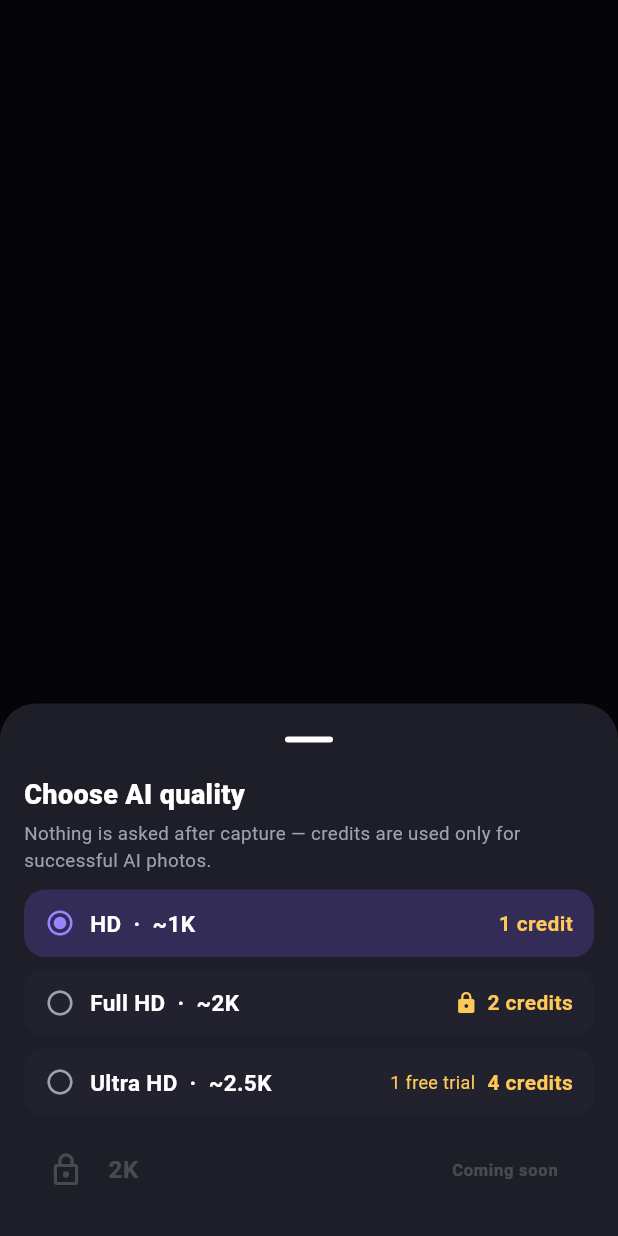
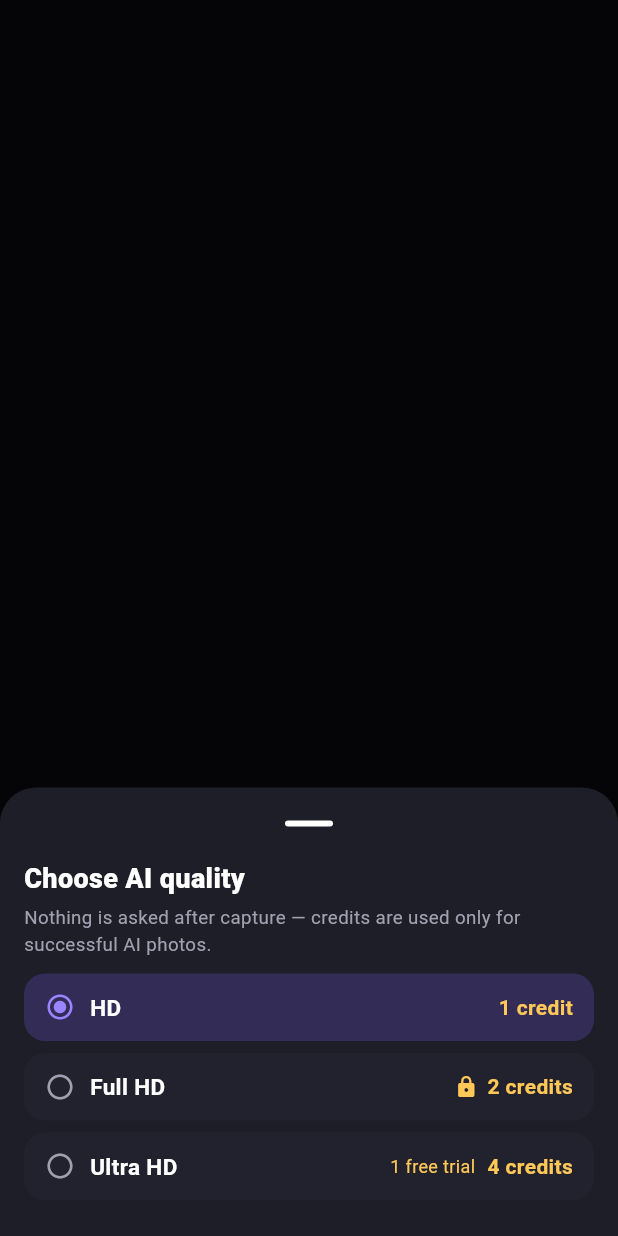
Before and after one commit to creativelabsbuddy/ai-camera-app, a Flutter app: what showQualitySheet() shows on an empty page, opened directly with empty values, on a phone screen of 412 x 824 dp. Run offline on Flutter 3.47's test engine with Material 3 defaults, Android fonts, the phone set to English and light mode, and no system bars; our stand-ins replace camera, flutter_local_notifications, image_picker, sensors_plus, share_plus, shared_preferences and 2 more; missing offline and left inert: camera_platform_interface, gal, google_mlkit_barcode_scanning, google_mlkit_document_scanner, google_mlkit_face_detection, google_mlkit_image_labeling and 1 more; accounts and stored records are empty; network calls fail.

Commit message:
v11.66 item 4: quality sheet shows only HD / Full HD / Ultra HD (no 2K row, no ~K labels; credits 1/2/4 unchanged)

```diff
--- a/ai_camera/lib/widgets/quality_sheet.dart
+++ b/ai_camera/lib/widgets/quality_sheet.dart
@@ -76,24 +76,8 @@ Future<QualityTier?> showQualitySheet(
                     Navigator.pop(ctx, t);
                   },
                 ),
-              // v11.39: 4K removed; 2K shown locked (no credits, not
-              // selectable).
-              const Opacity(
-                opacity: 0.5,
-                child: ListTile(
-                  key: ValueKey('tier_2k_coming_soon'),
-                  enabled: false,
-                  leading: Icon(Icons.lock_outline),
-                  title: Text(
-                    '2K',
-                    style: TextStyle(fontWeight: FontWeight.w700),
-                  ),
-                  trailing: Text(
-                    kComingSoonLabel,
-                    style: TextStyle(fontWeight: FontWeight.w700),
-                  ),
-                ),
-              ),
+              // v11.66: only HD / Full HD / Ultra HD (the locked "2K ·
+              // Coming soon" row was removed).
             ],
           ),
         ),
@@ -146,7 +130,8 @@ class _TierTile extends StatelessWidget {
                 const SizedBox(width: 10),
                 Expanded(
                   child: Text(
-                    '${tier.label}  ·  ${tier.targetLabel}',
+                    // v11.66: name only (no ~1K / ~2K / ~2.5K label).
+                    tier.label,
                     style: const TextStyle(
                       fontWeight: FontWeight.w700,
                       fontSize: 15,
```
Also changed, not shown: 2 other files.
